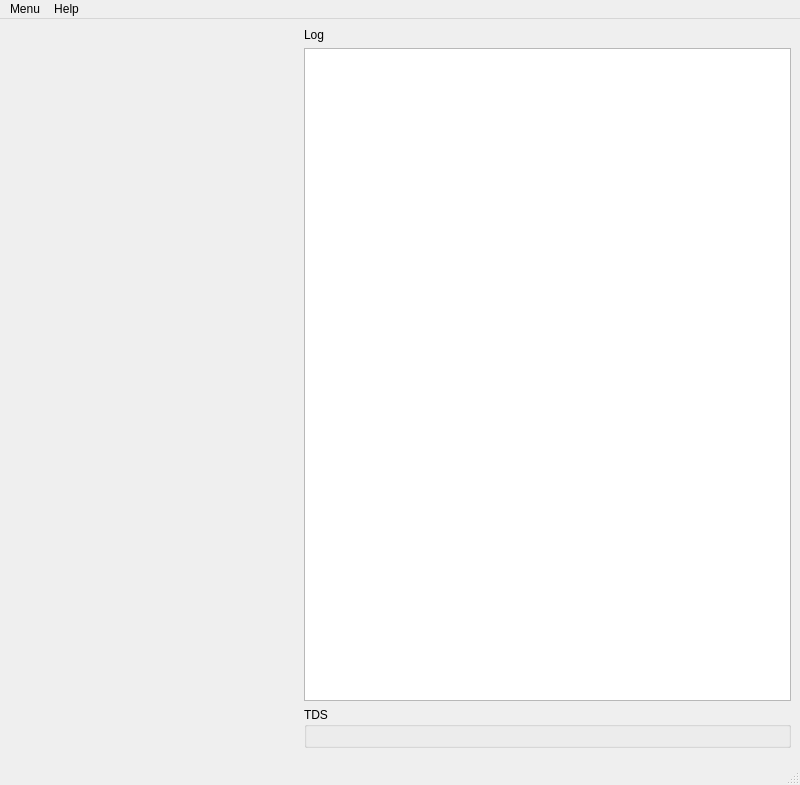
Above: esme/gui/ui/lps.ui from st-walker/esme before the change. Below: the same form after it.
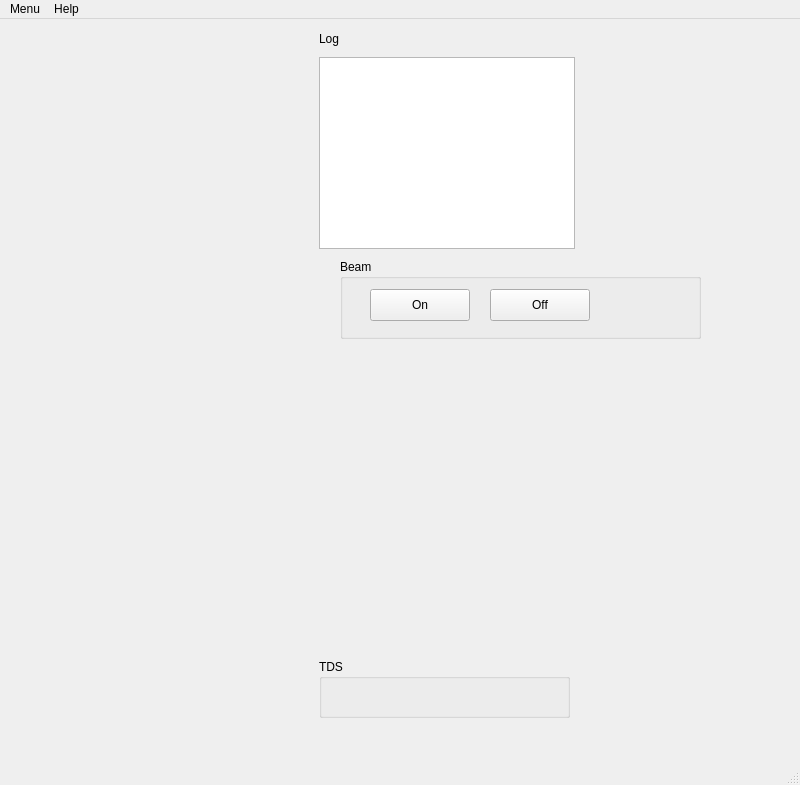
That is the form after the change. Custom widgets are drawn as their Qt base class.

Diff of the .ui file:
```diff
--- a/esme/gui/ui/lps.ui
+++ b/esme/gui/ui/lps.ui
@@ -14,8 +14,76 @@
    <string>High Resolution Slice Energy Spread Measurer</string>
   </property>
   <widget class="QWidget" name="centralwidget">
-   <layout class="QGridLayout" name="gridLayout">
-    <item row="0" column="0" rowspan="4">
+   <widget class="ScannerControl" name="scanner_panel" native="true">
+    <property name="geometry">
+     <rect>
+      <x>319</x>
+      <y>714</y>
+      <width>469</width>
+      <height>16</height>
+     </rect>
+    </property>
+    <property name="minimumSize">
+     <size>
+      <width>0</width>
+      <height>0</height>
+     </size>
+    </property>
+    <property name="maximumSize">
+     <size>
+      <width>500</width>
+      <height>16777215</height>
+     </size>
+    </property>
+   </widget>
+   <widget class="QGroupBox" name="groupBox">
+    <property name="geometry">
+     <rect>
+      <x>340</x>
+      <y>240</y>
+      <width>361</width>
+      <height>80</height>
+     </rect>
+    </property>
+    <property name="title">
+     <string>Beam</string>
+    </property>
+    <widget class="QPushButton" name="beam_on_button">
+     <property name="geometry">
+      <rect>
+       <x>30</x>
+       <y>30</y>
+       <width>100</width>
+       <height>32</height>
+      </rect>
+     </property>
+     <property name="text">
+      <string>On</string>
+     </property>
+    </widget>
+    <widget class="QPushButton" name="beam_on_button_2">
+     <property name="geometry">
+      <rect>
+       <x>150</x>
+       <y>30</y>
+       <width>100</width>
+       <height>32</height>
+      </rect>
+     </property>
+     <property name="text">
+      <string>Off</string>
+     </property>
+    </widget>
+   </widget>
+   <widget class="QWidget" name="layoutWidget">
+    <property name="geometry">
+     <rect>
+      <x>0</x>
+      <y>0</y>
+      <width>291</width>
+      <height>710</height>
+     </rect>
+    </property>
      <layout class="QVBoxLayout" name="verticalLayout_2">
       <item>
        <widget class="GraphicsLayoutWidget" name="dispersion_pixel_size_plot_widget" native="true">
@@ -58,32 +126,29 @@
        </widget>
       </item>
      </layout>
-    </item>
-    <item row="0" column="1">
+   </widget>
      <widget class="QLabel" name="label">
+    <property name="geometry">
+     <rect>
+      <x>319</x>
+      <y>12</y>
+      <width>23</width>
+      <height>16</height>
+     </rect>
+    </property>
       <property name="text">
        <string>Log</string>
       </property>
      </widget>
-    </item>
-    <item row="1" column="1" colspan="2">
      <widget class="QTextBrowser" name="info_log_box">
-      <property name="minimumSize">
-       <size>
+    <property name="geometry">
+     <rect>
+      <x>319</x>
+      <y>38</y>
         <width>256</width>
-        <height>0</height>
-       </size>
-      </property>
-      <property name="maximumSize">
-       <size>
-        <width>500</width>
-        <height>16777215</height>
-       </size>
-      </property>
-     </widget>
-    </item>
-    <item row="3" column="1" colspan="2">
-     <widget class="ScannerControl" name="scanner_panel" native="true">
+      <height>192</height>
+     </rect>
+    </property>
       <property name="minimumSize">
        <size>
         <width>0</width>
@@ -97,9 +162,15 @@
        </size>
       </property>
      </widget>
-    </item>
-    <item row="2" column="1" colspan="2">
      <widget class="QGroupBox" name="tds_group_box">
+    <property name="geometry">
+     <rect>
+      <x>319</x>
+      <y>640</y>
+      <width>251</width>
+      <height>59</height>
+     </rect>
+    </property>
       <property name="minimumSize">
        <size>
         <width>251</width>
@@ -121,8 +192,6 @@
        </item>
       </layout>
      </widget>
-    </item>
-   </layout>
   </widget>
   <widget class="QMenuBar" name="menubar">
    <property name="geometry">
```
Left out of the diff: 4 changed lines with no effect on the pictures. Lines whose indentation alone changed are shown as unchanged.
